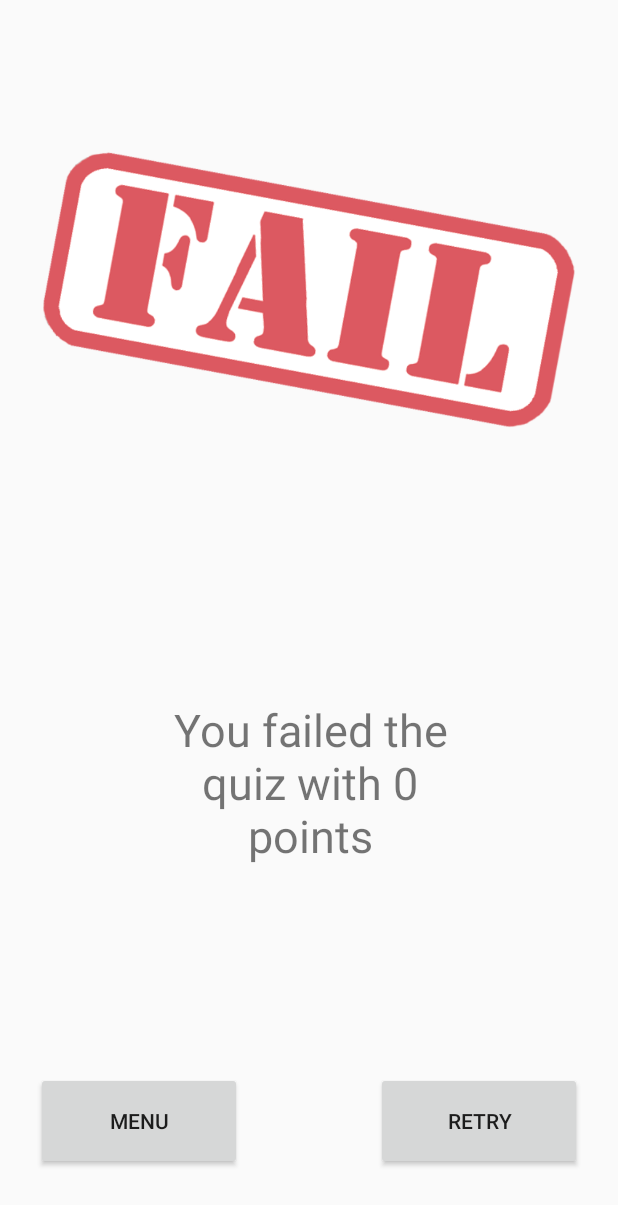
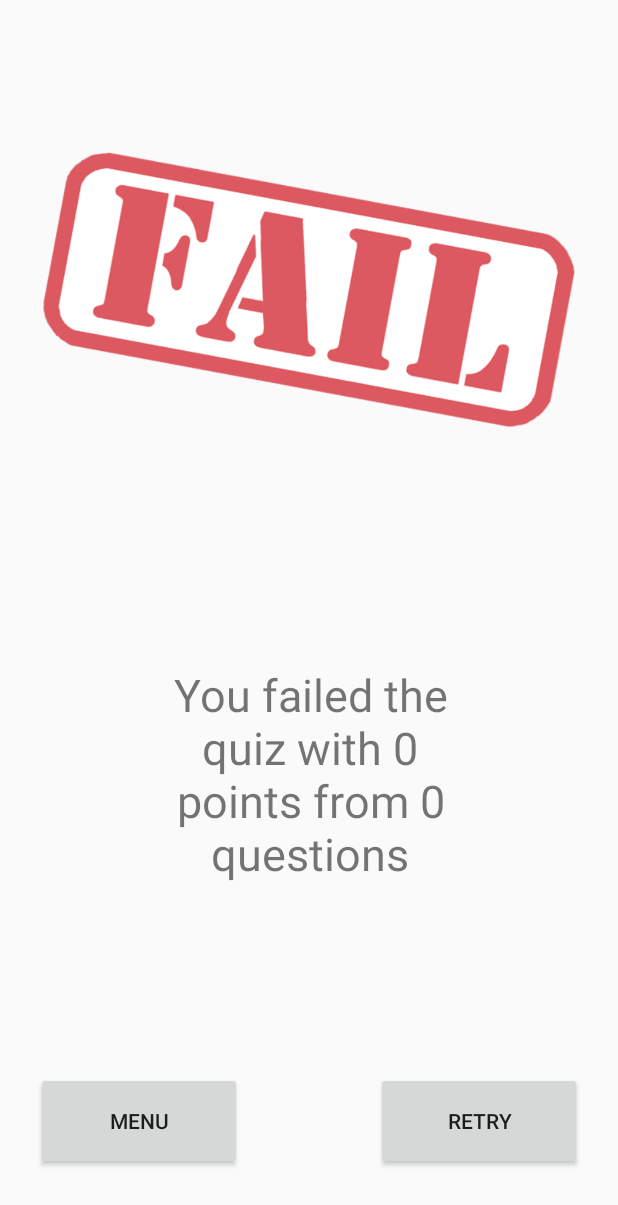
Before and after one commit to Tom819s/QuizMasterMonth2, an Android app: the Results screen opened directly, with no data from a screen before it, on a phone screen of 412 x 824 dp. Shown: the top 1205 px of the screen. Run offline under Robolectric (Android 15) with nearby library versions, the phone set to English and light mode, and no system bars; 3 statements that could not run were skipped.

Commit message:
changed average question score needed to pass as well as some text formatting in app

```diff
--- a/app/src/main/java/pp2/fullsailuniversity/secondbuild/MainGameActivity.java
+++ b/app/src/main/java/pp2/fullsailuniversity/secondbuild/MainGameActivity.java
@@ -327,7 +327,7 @@ public class MainGameActivity extends AppCompatActivity implements GetTriviaJSON
                 gameTimer = new CountDownTimer(5000, 1000) {
                     @Override
                     public void onTick(long millisUntilFinished) {
-
+                        //do nothing
                     }
 
                     @Override
--- a/app/src/main/java/pp2/fullsailuniversity/secondbuild/Results.java
+++ b/app/src/main/java/pp2/fullsailuniversity/secondbuild/Results.java
@@ -29,20 +29,21 @@ public class Results extends AppCompatActivity {
 
         int points = (score / totalquestions);
 
-        if (points > 6 ) {
-
+        if (points > 4)
+        {
             MediaPlayer cheerSound = MediaPlayer.create(this, R.raw.cheersound);
             cheerSound.start();
             passedImage.setAlpha(1.0f);
             failedImage.setAlpha(0.0f);
-            resultsText.setText("You passed the quiz with " + score + " points");
-        } else {
-
+            resultsText.setText("You passed the quiz with " + score + " points from " + totalquestions + " questions");
+        }
+        else
+        {
             MediaPlayer booSound = MediaPlayer.create(this, R.raw.boo);
             booSound.start();
             passedImage.setAlpha(0.0f);
             failedImage.setAlpha(1.0f);
-            resultsText.setText("You failed the quiz with " + score + " points");
+            resultsText.setText("You failed the quiz with " + score + " points from " + totalquestions + " questions");
         }
         menu.setOnClickListener((View) ->
         {
--- a/build.gradle
+++ b/build.gradle
@@ -7,7 +7,7 @@ buildscript {
         jcenter()
     }
     dependencies {
-        classpath 'com.android.tools.build:gradle:3.2.0-alpha17'
+        classpath 'com.android.tools.build:gradle:3.2.0'
 
 
         // NOTE: Do not place your application dependencies here; they belong
```
